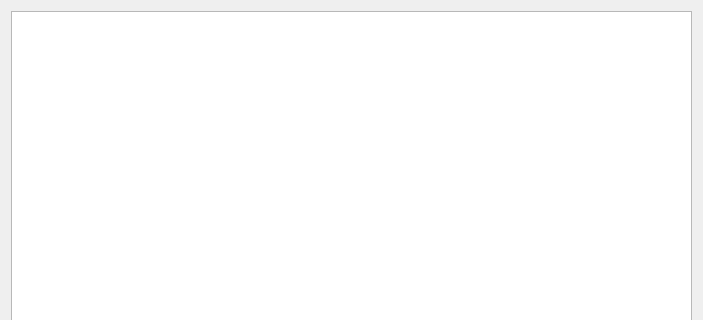
Qt form src/frontend/MainWindow.ui (yoann0723/LocalAI-Assistant) before a commit; both pictures show x 0 to 703 and y 0 to 320 of the 703 by 645 pixel window.
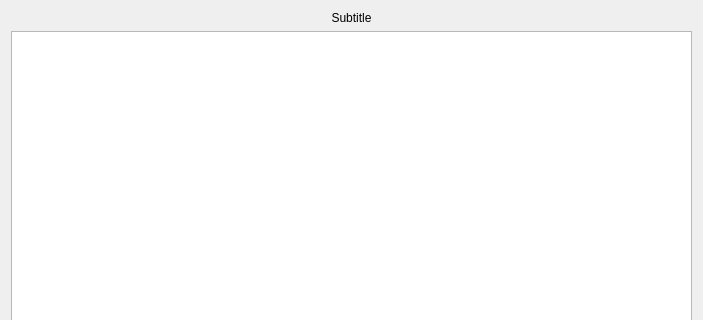
The same form after that commit. Icons and pictures are not drawn.

```diff
--- a/src/frontend/MainWindow.ui
+++ b/src/frontend/MainWindow.ui
@@ -16,6 +16,16 @@
   <layout class="QVBoxLayout" name="verticalLayout_2">
    <item>
     <layout class="QVBoxLayout" name="verticalLayout">
+     <item>
+      <widget class="QLabel" name="label_subtitle">
+       <property name="text">
+        <string>Subtitle</string>
+       </property>
+       <property name="alignment">
+        <set>Qt::AlignmentFlag::AlignCenter</set>
+       </property>
+      </widget>
+     </item>
      <item>
       <widget class="QTextBrowser" name="textBrowser"/>
      </item>
```
Left out of the diff: 3 changed lines with no effect on the pictures.
